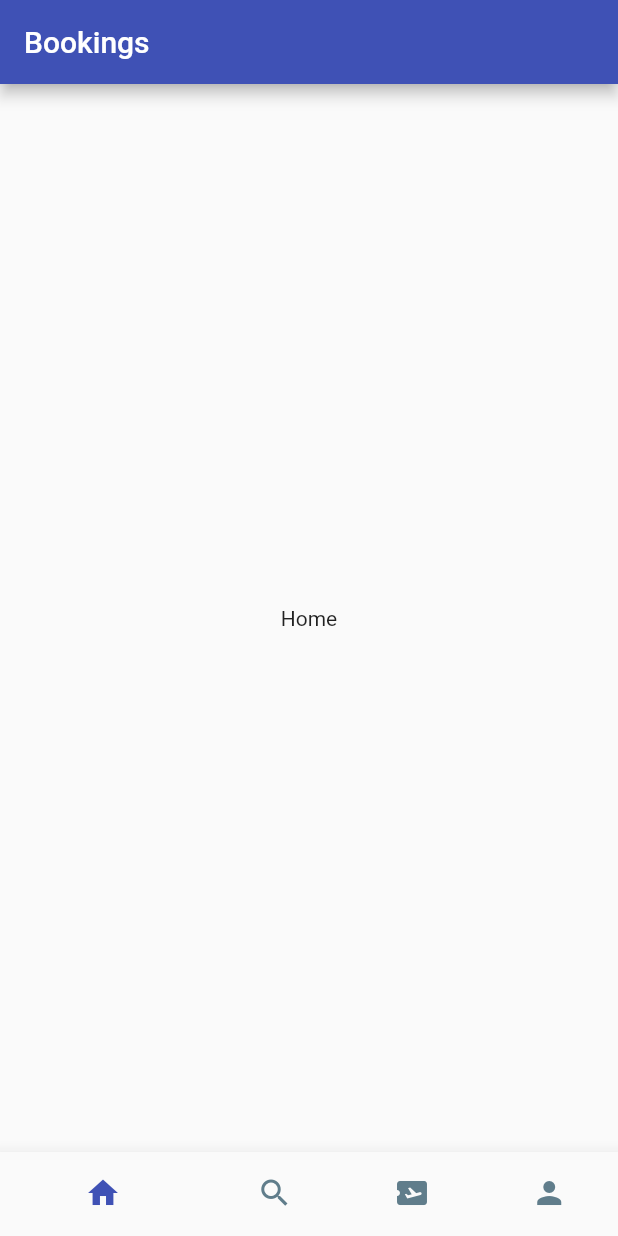
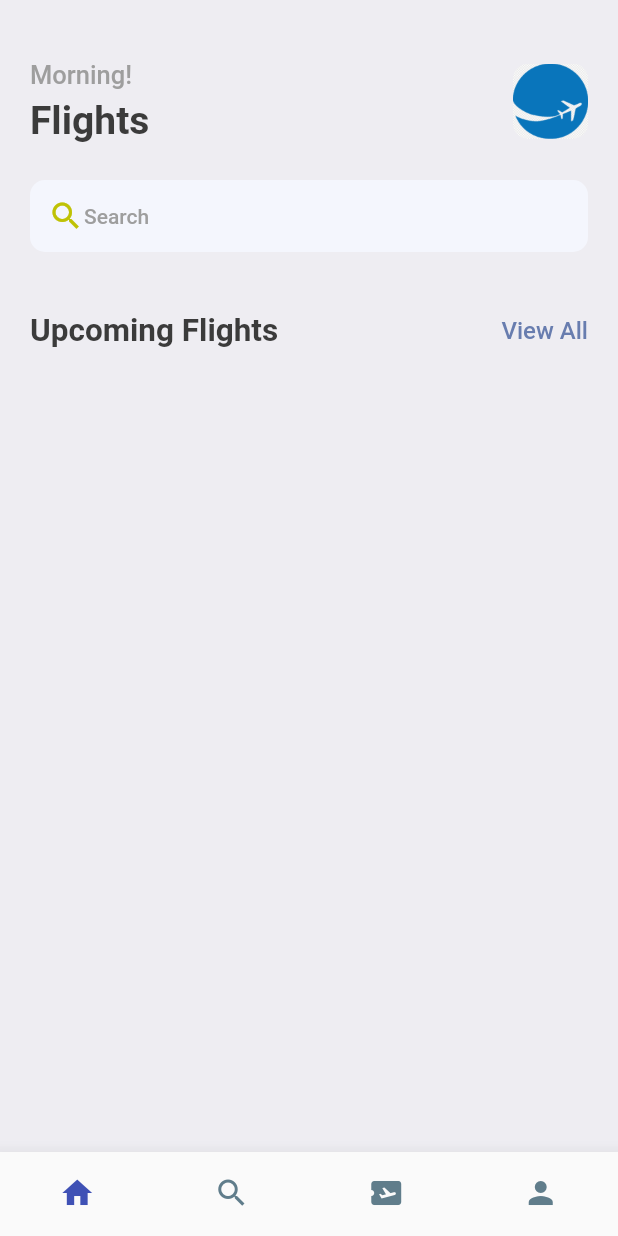
Before and after one commit to greenervigil/flutter_app, a Flutter app: the screen it shows after launch, on a phone screen of 412 x 824 dp. Run offline on Flutter 3.47's test engine with Material 2 defaults, Android fonts, the phone set to English and light mode, and no system bars; our stand-ins replace gap.

Commit message:
adding styles and widgets to the top of the home screen

```diff
--- a/lib/main.dart
+++ b/lib/main.dart
@@ -1,5 +1,6 @@
 import 'package:flutter/material.dart';
 import 'package:flutter_app/screens/bottom_bar.dart';
+import 'package:flutter_app/utils/app_styles.dart';
 
 void main() {
   runApp(const MyApp());
@@ -12,9 +13,10 @@ class MyApp extends StatelessWidget {
   @override
   Widget build(BuildContext context) {
     return MaterialApp(
+      debugShowCheckedModeBanner: false,
       title: 'Booking App',
       theme: ThemeData(
-        primarySwatch: Colors.indigo,
+        primaryColor: primary,
       ),
       home: const BottomBar(),
     );
--- a/lib/screens/bottom_bar.dart
+++ b/lib/screens/bottom_bar.dart
@@ -1,4 +1,5 @@
 import 'package:flutter/material.dart';
+import 'package:flutter_app/screens/home_screen.dart';
 
 class BottomBar extends StatefulWidget {
   const BottomBar({super.key});
@@ -11,7 +12,7 @@ class _BottomBarState extends State<BottomBar> {
   int _selectedIndex = 0;
 
   static final List<Widget> _widgetOptions = <Widget>[
-    const Text('Home'),
+    const HomeScreen(),
     const Text('Search'),
     const Text('tickets'),
     const Text('Profile')
@@ -26,9 +27,6 @@ class _BottomBarState extends State<BottomBar> {
   @override
   Widget build(BuildContext context) {
     return Scaffold(
-      appBar: AppBar(
-        title: const Text('Bookings'),
-      ),
       body: Center(child: _widgetOptions[_selectedIndex]),
       bottomNavigationBar: BottomNavigationBar(
           currentIndex: _selectedIndex,
@@ -37,6 +35,7 @@ class _BottomBarState extends State<BottomBar> {
           showSelectedLabels: false,
           showUnselectedLabels: false,
           selectedItemColor: Colors.indigo,
+          type: BottomNavigationBarType.fixed,
           unselectedItemColor: Colors.blueGrey,
           items: const [
             BottomNavigationBarItem(icon: Icon(Icons.home), label: 'Home'),
--- /dev/null
+++ b/lib/screens/home_screen.dart
@@ -0,0 +1,95 @@
+import 'package:flutter/material.dart';
+import 'package:flutter_app/utils/app_styles.dart';
+import 'package:gap/gap.dart';
+
+class HomeScreen extends StatelessWidget {
+  const HomeScreen({super.key});
+
+  @override
+  Widget build(BuildContext context) {
+    return Scaffold(
+        backgroundColor: Styles.bgColor,
+        body: ListView(
+          children: [
+            Container(
+              padding: const EdgeInsets.symmetric(horizontal: 20),
+              child: Column(
+                children: [
+                  const Gap(40),
+                  Row(
+                    mainAxisAlignment: MainAxisAlignment.spaceBetween,
+                    children: [
+                      Column(
+                        crossAxisAlignment: CrossAxisAlignment.start,
+                        children: [
+                          Text(
+                            'Morning!',
+                            style: Styles.headlineStyle3,
+                          ),
+                          const Gap(5),
+                          Text(
+                            'Flights',
+                            style: Styles.headlineStyle,
+                          ),
+                        ],
+                      ),
+                      Container(
+                        width: 50,
+                        height: 50,
+                        decoration: BoxDecoration(
+                          borderRadius: BorderRadius.circular(10),
+                          image: const DecorationImage(
+                            fit: BoxFit.cover,
+                            image:
+                                AssetImage('assets/images/logo-airplane.png'),
+                          ),
+                        ),
+                      )
+                    ],
+                  ),
+                  const Gap(25),
+                  Container(
+                    decoration: BoxDecoration(
+                      borderRadius: BorderRadius.circular(10),
+                      color: const Color(0xFFF4F6FD),
+                    ),
+                    padding: const EdgeInsets.symmetric(
+                        horizontal: 12, vertical: 12),
+                    child: Row(
+                      children: [
+                        const Icon(
+                          Icons.search,
+                          color: Color(0xFFbfc205),
+                        ),
+                        Text(
+                          "Search",
+                          style: Styles.headlineStyle4,
+                        ),
+                      ],
+                    ),
+                  ),
+                  const Gap(40),
+                  Row(
+                    mainAxisAlignment: MainAxisAlignment.spaceBetween,
+                    children: [
+                      Text(
+                        'Upcoming Flights',
+                        style: Styles.headlineStyle2,
+                      ),
+                      InkWell(
+                        onTap: () {},
+                        child: Text(
+                          'View All',
+                          style: Styles.textStyle
+                              .copyWith(color: Styles.primaryColor),
+                        ),
+                      ),
+                    ],
+                  )
+                ],
+              ),
+            )
+          ],
+        ));
+  }
+}
--- /dev/null
+++ b/lib/utils/app_styles.dart
@@ -0,0 +1,20 @@
+import 'package:flutter/material.dart';
+
+Color primary = const Color(0xff687daf);
+
+class Styles {
+  static Color primaryColor = primary;
+  static Color textColor = const Color(0xFF3b3b3b);
+  static Color bgColor = const Color(0xFFeeedf2);
+  static Color orangeColor = const Color(0xFF526799);
+  static TextStyle textStyle =
+      TextStyle(fontSize: 16, color: textColor, fontWeight: FontWeight.w500);
+  static TextStyle headlineStyle =
+      TextStyle(fontSize: 26, color: textColor, fontWeight: FontWeight.bold);
+  static TextStyle headlineStyle2 =
+      TextStyle(fontSize: 21, color: textColor, fontWeight: FontWeight.bold);
+  static TextStyle headlineStyle3 = TextStyle(
+      fontSize: 17, color: Colors.grey.shade500, fontWeight: FontWeight.w500);
+  static TextStyle headlineStyle4 = TextStyle(
+      fontSize: 14, color: Colors.grey.shade500, fontWeight: FontWeight.w500);
+}
--- a/pubspec.yaml
+++ b/pubspec.yaml
@@ -32,6 +32,7 @@ dependencies:
   flutter:
     sdk: flutter
   http: ^0.13.5
+  gap: ^2.0.0
 
 
   # The following adds the Cupertino Icons font to your application.
@@ -61,8 +62,8 @@ flutter:
   uses-material-design: true
 
   # To add assets to your application, add an assets section, like this:
-  # assets:
-  #   - images/a_dot_burr.jpeg
+  assets:
+      - assets/images/
   #   - images/a_dot_ham.jpeg
 
   # An image asset can refer to one or more resolution-specific "variants", see
```
Also changed, not shown: assets/images/logo-airplane.png (added), pubspec.lock.
